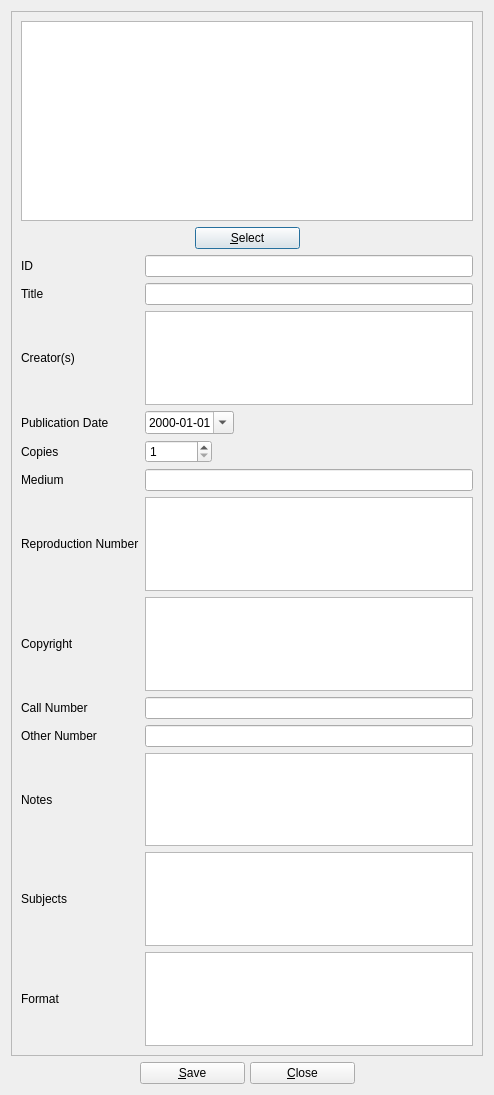
Before: the Qt Designer form photograph.ui in textbrowser/biblioteq, drawn with Qt 5.
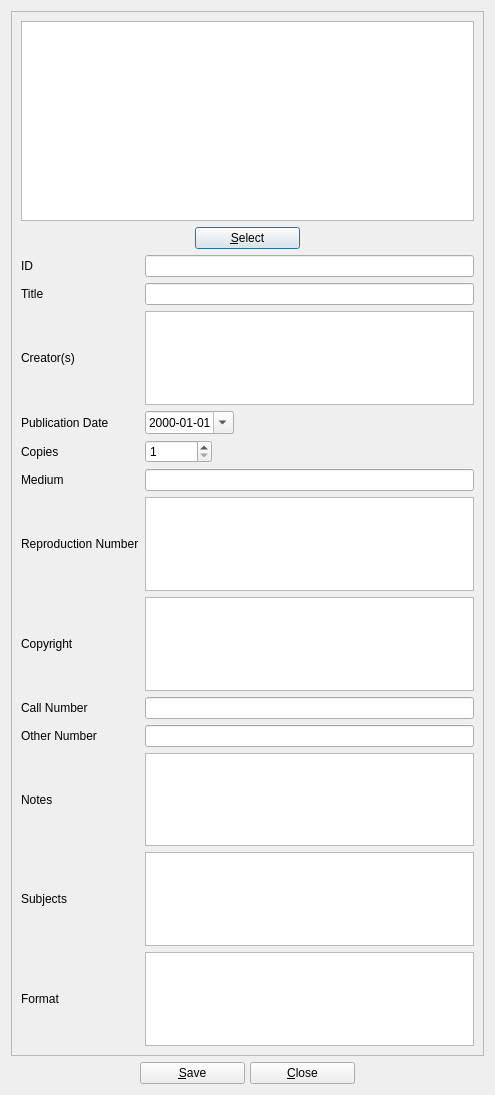
After: the same form once the commit is applied. Icons and pictures are not drawn. Custom widgets are drawn as their Qt base class.

Patch:
```diff
--- a/photograph.ui
+++ b/photograph.ui
@@ -6,7 +6,7 @@
    <rect>
     <x>0</x>
     <y>0</y>
-    <width>494</width>
+    <width>495</width>
     <height>1095</height>
    </rect>
   </property>
@@ -28,8 +28,8 @@
        <rect>
         <x>0</x>
         <y>0</y>
-        <width>474</width>
-        <height>1040</height>
+        <width>475</width>
+        <height>1033</height>
        </rect>
       </property>
       <layout class="QVBoxLayout" name="verticalLayout_3">
```
